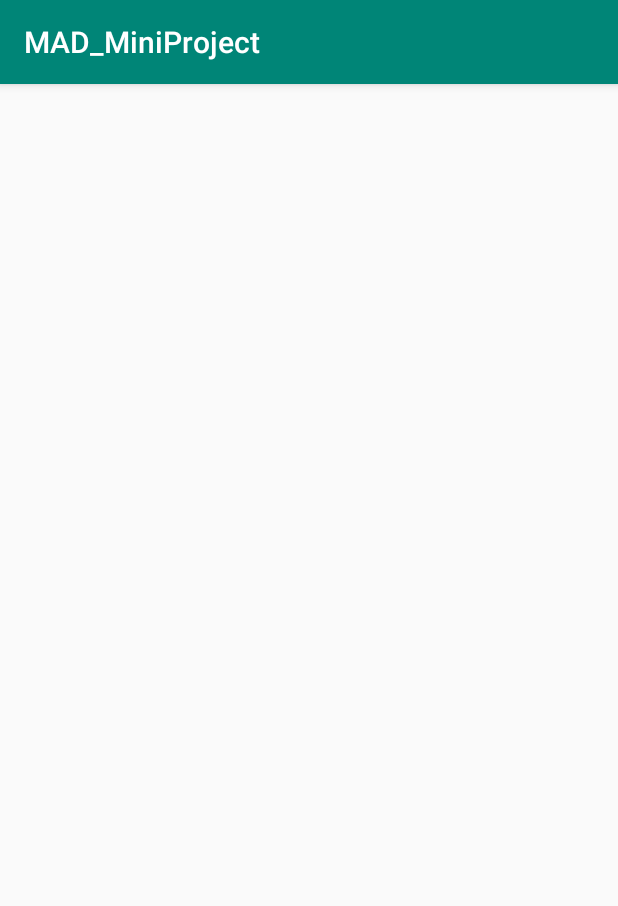
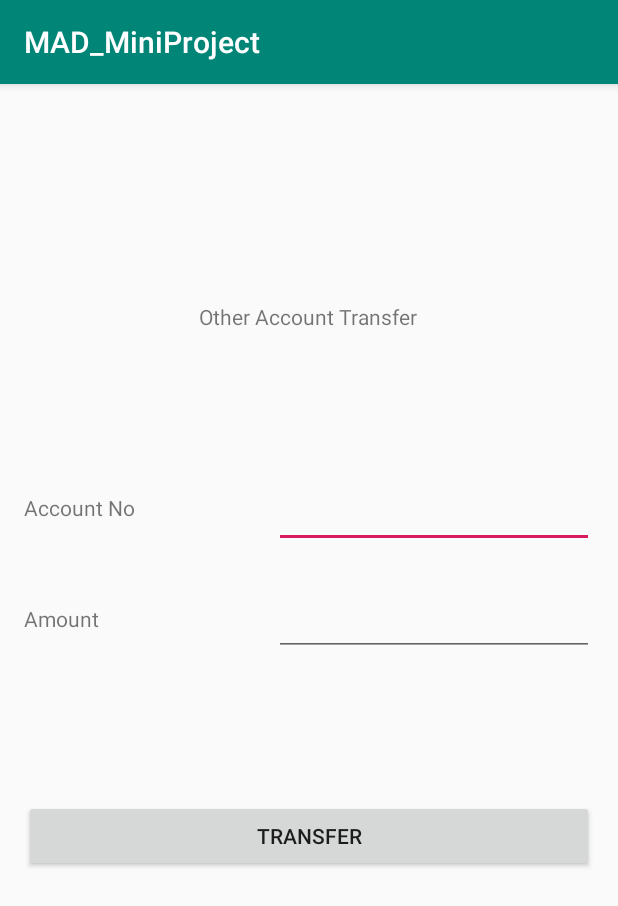
Before and after one commit to sliit-matara/MAD-Project-Final, an Android app: the MoneyTransOtherAccount screen opened directly, with no data from a screen before it, on a phone screen of 412 x 824 dp. Shown: the top 906 px of the screen. Run offline under Robolectric (Android 15) with nearby library versions, the phone set to English and light mode, and no system bars.

Commit message:
Ahkam 2nd Edit

```diff
--- a/app/src/main/AndroidManifest.xml
+++ b/app/src/main/AndroidManifest.xml
@@ -9,7 +9,8 @@
         android:roundIcon="@mipmap/ic_launcher_round"
         android:supportsRtl="true"
         android:theme="@style/AppTheme">
-        <activity android:name=".MoneyTransOtherAccount"></activity>
+        <activity android:name=".MoneyTransSuccess"></activity>
+        <activity android:name=".MoneyTransOtherAccount" />
         <activity android:name=".MoneyTransOwnAccount" />
         <activity android:name=".MoneyTransMain" />
         <activity android:name=".ChangePassword" />
--- /dev/null
+++ b/app/src/main/java/com/example/mad_miniproject/MoneyTransSuccess.java
@@ -0,0 +1,14 @@
+package com.example.mad_miniproject;
+
+import androidx.appcompat.app.AppCompatActivity;
+
+import android.os.Bundle;
+
+public class MoneyTransSuccess extends AppCompatActivity {
+
+    @Override
+    protected void onCreate(Bundle savedInstanceState) {
+        super.onCreate(savedInstanceState);
+        setContentView(R.layout.activity_money_trans_success);
+    }
+}
--- a/app/src/main/res/layout/activity_money_trans_other_account.xml
+++ b/app/src/main/res/layout/activity_money_trans_other_account.xml
@@ -6,4 +6,97 @@
     android:layout_height="match_parent"
     tools:context=".MoneyTransOtherAccount">
 
+    <TextView
+        android:id="@+id/textView46"
+        android:layout_width="wrap_content"
+        android:layout_height="wrap_content"
+        android:layout_marginStart="16dp"
+        android:layout_marginEnd="16dp"
+        android:layout_marginBottom="16dp"
+        android:text="Account No"
+        app:layout_constraintBottom_toBottomOf="parent"
+        app:layout_constraintEnd_toEndOf="parent"
+        app:layout_constraintHorizontal_bias="0.0"
+        app:layout_constraintStart_toStartOf="parent"
+        app:layout_constraintTop_toTopOf="parent"
+        app:layout_constraintVertical_bias="0.372" />
+
+    <TextView
+        android:id="@+id/textView47"
+        android:layout_width="wrap_content"
+        android:layout_height="wrap_content"
+        android:layout_marginStart="16dp"
+        android:layout_marginTop="16dp"
+        android:layout_marginBottom="16dp"
+        android:text="Amount"
+        app:layout_constraintBottom_toBottomOf="parent"
+        app:layout_constraintStart_toStartOf="parent"
+        app:layout_constraintTop_toTopOf="parent"
+        app:layout_constraintVertical_bias="0.461" />
+
+    <EditText
+        android:id="@+id/txtAccNo"
+        android:layout_width="wrap_content"
+        android:layout_height="wrap_content"
+        android:layout_marginStart="16dp"
+        android:layout_marginTop="16dp"
+        android:layout_marginEnd="16dp"
+        android:layout_marginBottom="16dp"
+        android:ems="10"
+        android:inputType="number"
+        app:layout_constraintBottom_toBottomOf="parent"
+        app:layout_constraintEnd_toEndOf="parent"
+        app:layout_constraintHorizontal_bias="1.0"
+        app:layout_constraintStart_toStartOf="parent"
+        app:layout_constraintTop_toTopOf="parent"
+        app:layout_constraintVertical_bias="0.359" />
+
+    <EditText
+        android:id="@+id/editText2"
+        android:layout_width="wrap_content"
+        android:layout_height="wrap_content"
+        android:layout_marginStart="16dp"
+        android:layout_marginTop="16dp"
+        android:layout_marginEnd="16dp"
+        android:layout_marginBottom="16dp"
+        android:ems="10"
+        android:inputType="number"
+        app:layout_constraintBottom_toBottomOf="parent"
+        app:layout_constraintEnd_toEndOf="parent"
+        app:layout_constraintHorizontal_bias="1.0"
+        app:layout_constraintStart_toStartOf="parent"
+        app:layout_constraintTop_toTopOf="parent"
+        app:layout_constraintVertical_bias="0.463" />
+
+    <TextView
+        android:id="@+id/textView48"
+        android:layout_width="wrap_content"
+        android:layout_height="wrap_content"
+        android:layout_marginStart="16dp"
+        android:layout_marginTop="16dp"
+        android:layout_marginEnd="16dp"
+        android:layout_marginBottom="16dp"
+        android:text="Other Account Transfer"
+        app:layout_constraintBottom_toBottomOf="parent"
+        app:layout_constraintEnd_toEndOf="parent"
+        app:layout_constraintHorizontal_bias="0.497"
+        app:layout_constraintStart_toStartOf="parent"
+        app:layout_constraintTop_toTopOf="parent"
+        app:layout_constraintVertical_bias="0.18" />
+
+    <Button
+        android:id="@+id/btnTansfer"
+        android:layout_width="0dp"
+        android:layout_height="wrap_content"
+        android:layout_marginStart="16dp"
+        android:layout_marginTop="16dp"
+        android:layout_marginEnd="16dp"
+        android:layout_marginBottom="16dp"
+        android:text="@string/transfer"
+        app:layout_constraintBottom_toBottomOf="parent"
+        app:layout_constraintEnd_toEndOf="parent"
+        app:layout_constraintHorizontal_bias="0.0"
+        app:layout_constraintStart_toStartOf="parent"
+        app:layout_constraintTop_toTopOf="parent"
+        app:layout_constraintVertical_bias="0.671" />
 </androidx.constraintlayout.widget.ConstraintLayout>
--- /dev/null
+++ b/app/src/main/res/layout/activity_money_trans_success.xml
@@ -0,0 +1,9 @@
+<?xml version="1.0" encoding="utf-8"?>
+<androidx.constraintlayout.widget.ConstraintLayout xmlns:android="http://schemas.android.com/apk/res/android"
+    xmlns:app="http://schemas.android.com/apk/res-auto"
+    xmlns:tools="http://schemas.android.com/tools"
+    android:layout_width="match_parent"
+    android:layout_height="match_parent"
+    tools:context=".MoneyTransSuccess">
+
+</androidx.constraintlayout.widget.ConstraintLayout>
```
